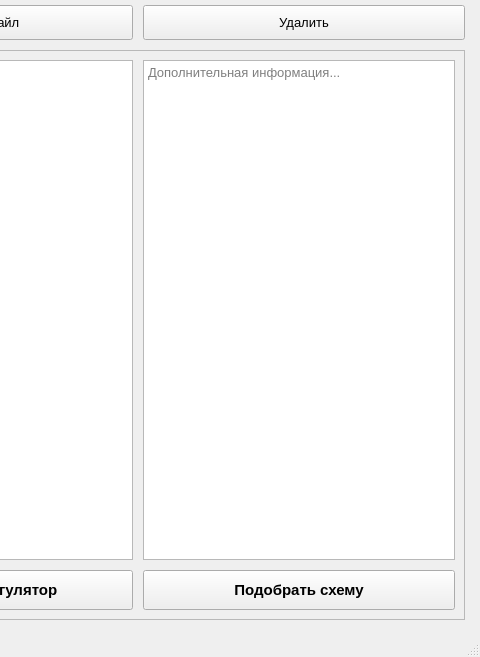
This is src/mainwindow.ui in VladislavKiseliov/task_regulator_selection_program as Qt 5 draws it before an edit; both pictures show x 720 to 1200 and y 243 to 900 of the 1200 by 900 pixel window. The edited form follows.
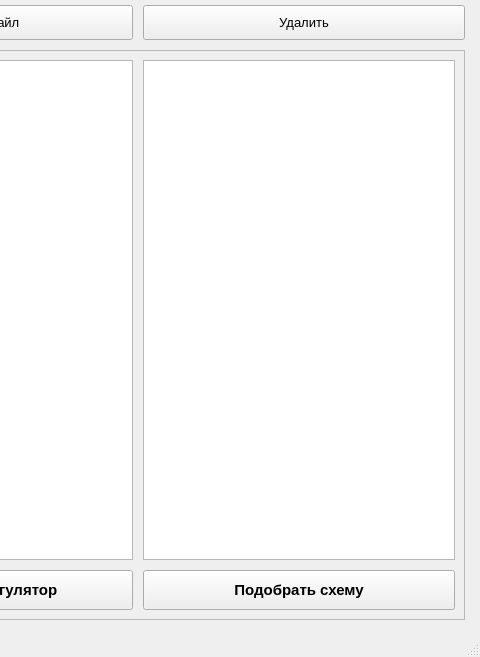
This is the edited form. Icons and pictures are not drawn.

Commit message:
Update: Изменен тип окна для вставки результата поиска файла для регулятора
ADD: возвращены методы сборки имени файла и поиска его в директории

Diff of the .ui file:
```diff
--- a/src/mainwindow.ui
+++ b/src/mainwindow.ui
@@ -1492,18 +1492,35 @@
 
                     <!-- Второй элемент: доп. информация -->
                     <item>
-                      <widget class="QPlainTextEdit" name="plainTextEdit_2">
-                        <property name="font">
-                          <font>
-                            <pointsize>10</pointsize>
-                          </font>
-                        </property>
-                        <property name="readOnly">
+                      <widget class="QScrollArea" name="ShemesScrollArea">
+                        <property name="widgetResizable">
                           <bool>true</bool>
                         </property>
-                        <property name="placeholderText">
-                          <string>Дополнительная информация...</string>
+                        <property name="frameShape">
+                          <enum>QFrame::StyledPanel</enum>
                         </property>
+                        <widget class="QWidget" name="ShemesScrollContent">
+                          <property name="styleSheet">
+                            <string notr="true">background-color: white;</string>
+                          </property>
+                          <layout class="QVBoxLayout" name="ShemesLayout">
+                            <property name="spacing">
+                              <number>1</number>
+                            </property>
+                            <property name="leftMargin">
+                              <number>1</number>
+                            </property>
+                            <property name="topMargin">
+                              <number>1</number>
+                            </property>
+                            <property name="rightMargin">
+                              <number>1</number>
+                            </property>
+                            <property name="bottomMargin">
+                              <number>1</number>
+                            </property>
+                          </layout>
+                        </widget>
                       </widget>
                     </item>
 
```
The commit also changes 4 other files.
